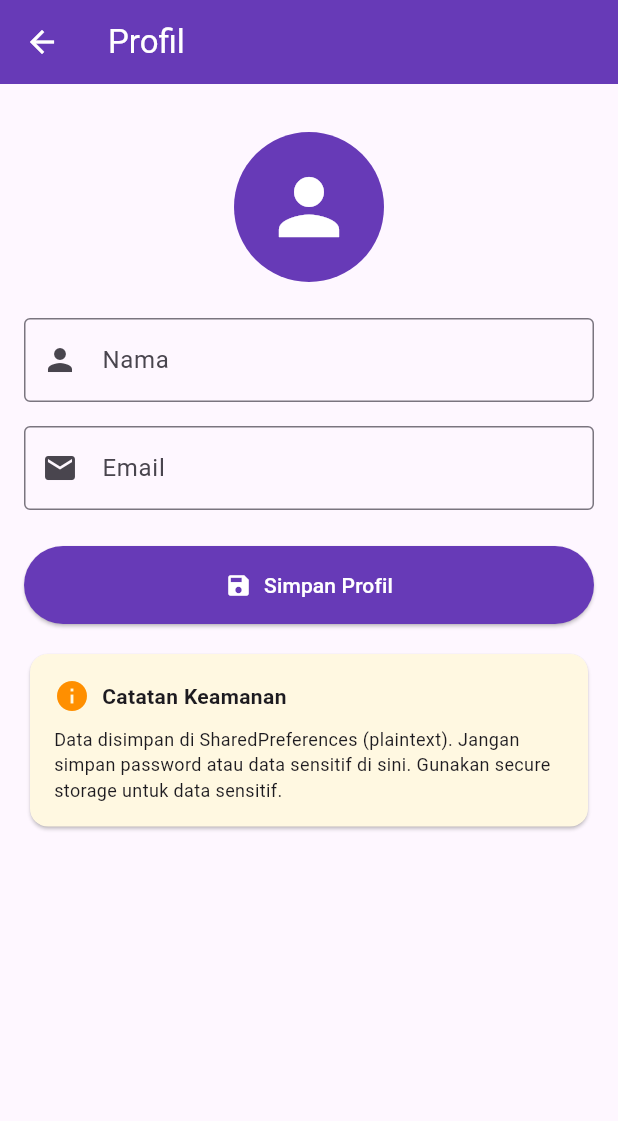
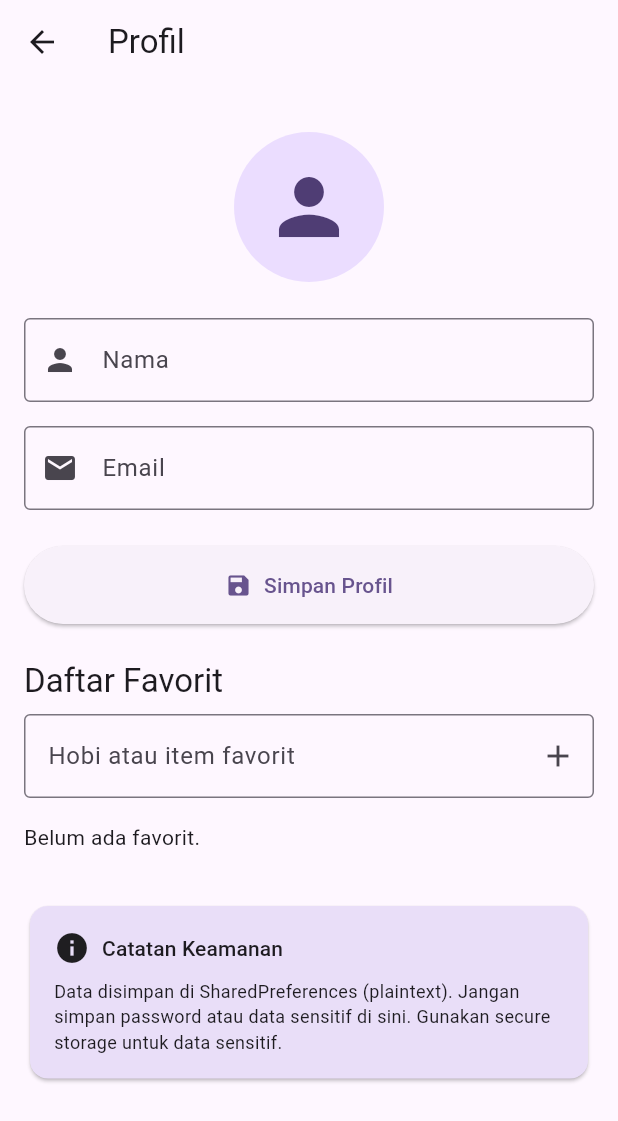
Before and after one commit to EkaFajarRahmadani/state_preferences, a Flutter app: the screen it shows after launch, after a tap on "Login / Daftar", on a phone screen of 412 x 824 dp. Shown: the top 1121 px of the screen. Run offline on Flutter 3.47's test engine with Material 3 defaults, Android fonts, the phone set to English and light mode, and no system bars; our stand-ins replace shared_preferences.

```diff
--- a/lib/main.dart
+++ b/lib/main.dart
@@ -1,4 +1,5 @@
 import 'package:flutter/material.dart';
+import 'package:provider/provider.dart';
 
 import 'providers/user_provider.dart';
 import 'screens/home_screen.dart';
@@ -11,15 +12,26 @@ class MyApp extends StatelessWidget {
   const MyApp({super.key});
   @override
   Widget build(BuildContext context) {
-    return UserProviderWrapper(
-      child: MaterialApp(
+    return ChangeNotifierProvider(
+      create: (_) => UserProvider()..load(),
+      child: Consumer<UserProvider>(
+        builder: (context, provider, _) => MaterialApp(
           title: 'State & Preferences',
           debugShowCheckedModeBanner: false,
           theme: ThemeData(
             colorScheme: ColorScheme.fromSeed(seedColor: Colors.deepPurple),
             useMaterial3: true,
           ),
+          darkTheme: ThemeData(
+            colorScheme: ColorScheme.fromSeed(
+              seedColor: Colors.deepPurple,
+              brightness: Brightness.dark,
+            ),
+            useMaterial3: true,
+          ),
+          themeMode: provider.isDarkMode ? ThemeMode.dark : ThemeMode.light,
           home: const HomeScreen(),
+        ),
       ),
     );
   }
--- a/lib/providers/user_provider.dart
+++ b/lib/providers/user_provider.dart
@@ -1,95 +1,91 @@
-import 'package:flutter/material.dart';
+import 'package:flutter/foundation.dart';
 import 'package:shared_preferences/shared_preferences.dart';
 
 import '../models/user.dart';
 
-class UserProvider extends InheritedWidget {
-  final User user;
-  final Function(User) updateUser;
-  final VoidCallback logout;
-  final bool isLoading;
-  const UserProvider({
-    super.key,
-    required this.user,
-    required this.updateUser,
-    required this.logout,
-    required this.isLoading,
-    required super.child,
-  });
-  static UserProvider of(BuildContext context) {
-    final provider = context.dependOnInheritedWidgetOfExactType<UserProvider>();
-    assert(provider != null, 'UserProvider tidak ditemukan di context');
-    return provider!;
+class UserProvider extends ChangeNotifier {
+  User _user = User(name: '', email: '');
+  bool _isLoading = true;
+  bool _isDarkMode = false;
+  int _visitCount = 0;
+  List<String> _favorites = [];
+
+  User get user => _user;
+  bool get isLoading => _isLoading;
+  bool get isDarkMode => _isDarkMode;
+  int get visitCount => _visitCount;
+  List<String> get favorites => List.unmodifiable(_favorites);
+
+  Future<void> load() async {
+    final prefs = await SharedPreferences.getInstance();
+    final visitCount = (prefs.getInt('visit_count') ?? 0) + 1;
+    await prefs.setInt('visit_count', visitCount);
+
+    _user = User(
+      name: prefs.getString('user_name') ?? '',
+      email: prefs.getString('user_email') ?? '',
+      isLoggedIn: prefs.getBool('is_logged_in') ?? false,
+    );
+    _isDarkMode = prefs.getBool('is_dark_mode') ?? false;
+    _visitCount = visitCount;
+    _favorites = prefs.getStringList('favorites') ?? [];
+    _isLoading = false;
+    notifyListeners();
   }
 
-  @override
-  bool updateShouldNotify(UserProvider oldWidget) {
-    return oldWidget.user != user || oldWidget.isLoading != isLoading;
-  }
-}
-
-// StatefulWidget yang membungkus InheritedWidget
-class UserProviderWrapper extends StatefulWidget {
-  final Widget child;
-  const UserProviderWrapper({super.key, required this.child});
-  @override
-  State<UserProviderWrapper> createState() => _UserProviderWrapperState();
-}
-
-class _UserProviderWrapperState extends State<UserProviderWrapper> {
-  User _user = User(name: '', email: '');
-  bool _isLoading = true;
-  @override
-  void initState() {
-    super.initState();
-    _loadUser();
-  }
-
-  // Memuat data user dari SharedPreferences
-  Future<void> _loadUser() async {
-    final prefs = await SharedPreferences.getInstance();
-    final name = prefs.getString('user_name') ?? '';
-    final email = prefs.getString('user_email') ?? '';
-    final isLoggedIn = prefs.getBool('is_logged_in') ?? false;
-    setState(() {
-      _user = User(name: name, email: email, isLoggedIn: isLoggedIn);
-      _isLoading = false;
-    });
-  }
-
-  // Menyimpan data user ke SharedPreferences
-  Future<void> _updateUser(User newUser) async {
-    setState(() {
+  Future<void> updateUser(User newUser) async {
     _isLoading = true;
-    });
+    notifyListeners();
+    try {
       final prefs = await SharedPreferences.getInstance();
       await prefs.setString('user_name', newUser.name);
       await prefs.setString('user_email', newUser.email);
       await prefs.setBool('is_logged_in', newUser.isLoggedIn);
-    setState(() {
       _user = newUser;
+    } finally {
       _isLoading = false;
-    });
+      notifyListeners();
+    }
   }
 
-  // Logout: hapus data user (kecuali email)
-  Future<void> _logout() async {
+  Future<void> logout() async {
     final prefs = await SharedPreferences.getInstance();
     await prefs.remove('user_name');
     await prefs.setBool('is_logged_in', false);
-    setState(() {
     _user = _user.copyWith(name: '', isLoggedIn: false);
-    });
+    notifyListeners();
   }
 
-  @override
-  Widget build(BuildContext context) {
-    return UserProvider(
-      user: _user,
-      updateUser: _updateUser,
-      logout: _logout,
-      isLoading: _isLoading,
-      child: widget.child,
-    );
+  Future<void> toggleDarkMode() async {
+    final isDarkMode = !_isDarkMode;
+    final prefs = await SharedPreferences.getInstance();
+    await prefs.setBool('is_dark_mode', isDarkMode);
+    _isDarkMode = isDarkMode;
+    notifyListeners();
+  }
+
+  Future<void> addFavorite(String favorite) async {
+    final normalizedFavorite = favorite.trim();
+    if (normalizedFavorite.isEmpty ||
+        _favorites.any(
+          (existing) =>
+              existing.toLowerCase() == normalizedFavorite.toLowerCase(),
+        )) {
+      return;
+    }
+
+    final favorites = [..._favorites, normalizedFavorite];
+    final prefs = await SharedPreferences.getInstance();
+    await prefs.setStringList('favorites', favorites);
+    _favorites = favorites;
+    notifyListeners();
+  }
+
+  Future<void> removeFavorite(String favorite) async {
+    final favorites = _favorites.where((item) => item != favorite).toList();
+    final prefs = await SharedPreferences.getInstance();
+    await prefs.setStringList('favorites', favorites);
+    _favorites = favorites;
+    notifyListeners();
   }
 }
--- a/lib/screens/home_screen.dart
+++ b/lib/screens/home_screen.dart
@@ -1,18 +1,27 @@
 import 'package:flutter/material.dart';
+import 'package:provider/provider.dart';
 
 import '../providers/user_provider.dart';
 import 'profile_screen.dart';
 
 class HomeScreen extends StatelessWidget {
   const HomeScreen({super.key});
+
   @override
   Widget build(BuildContext context) {
-    final provider = UserProvider.of(context);
-    return Scaffold(
+    return Consumer<UserProvider>(
+      builder: (context, provider, _) => Scaffold(
         appBar: AppBar(
           title: const Text('Home'),
-        backgroundColor: Colors.deepPurple,
-        foregroundColor: Colors.white,
+          actions: [
+            IconButton(
+              icon: Icon(
+                provider.isDarkMode ? Icons.light_mode : Icons.dark_mode,
+              ),
+              tooltip: provider.isDarkMode ? 'Mode terang' : 'Mode gelap',
+              onPressed: provider.toggleDarkMode,
+            ),
+          ],
         ),
         body: provider.isLoading
             ? const Center(child: CircularProgressIndicator())
@@ -22,7 +31,7 @@ class HomeScreen extends StatelessWidget {
                   child: Column(
                     mainAxisAlignment: MainAxisAlignment.center,
                     children: [
-                    const Icon(Icons.home, size: 80, color: Colors.deepPurple),
+                      const Icon(Icons.home, size: 80),
                       const SizedBox(height: 24),
                       Text(
                         provider.user.isLoggedIn
@@ -34,15 +43,8 @@ class HomeScreen extends StatelessWidget {
                         ),
                         textAlign: TextAlign.center,
                       ),
-                    const SizedBox(height: 16),
-                    if (provider.user.isLoggedIn) ...[
-                      Text(
-                        'Email: ${provider.user.email}',
-                        style: const TextStyle(
-                          fontSize: 14,
-                          color: Colors.grey,
-                        ),
-                      ),
+                      const SizedBox(height: 12),
+                      Text('Aplikasi telah dibuka ${provider.visitCount} kali'),
                       const SizedBox(height: 24),
                       ElevatedButton.icon(
                         onPressed: () {
@@ -53,24 +55,19 @@ class HomeScreen extends StatelessWidget {
                             ),
                           );
                         },
-                        icon: const Icon(Icons.person),
-                        label: const Text('Lihat Profil'),
+                        icon: Icon(
+                          provider.user.isLoggedIn
+                              ? Icons.person
+                              : Icons.login,
                         ),
-                    ] else ...[
-                      ElevatedButton.icon(
-                        onPressed: () {
-                          Navigator.push(
-                            context,
-                            MaterialPageRoute(
-                              builder: (context) => const ProfileScreen(),
+                        label: Text(
+                          provider.user.isLoggedIn
+                              ? 'Lihat Profil'
+                              : 'Login / Daftar',
                         ),
-                          );
-                        },
-                        icon: const Icon(Icons.login),
-                        label: const Text('Login / Daftar'),
                       ),
                     ],
-                  ],
+                  ),
                 ),
               ),
       ),
--- a/lib/screens/profile_screen.dart
+++ b/lib/screens/profile_screen.dart
@@ -1,51 +1,91 @@
 import 'package:flutter/material.dart';
+import 'package:provider/provider.dart';
+import 'package:shared_preferences/shared_preferences.dart';
 
 import '../providers/user_provider.dart';
 
 class ProfileScreen extends StatefulWidget {
   const ProfileScreen({super.key});
+
   @override
   State<ProfileScreen> createState() => _ProfileScreenState();
 }
 
 class _ProfileScreenState extends State<ProfileScreen> {
   final _formKey = GlobalKey<FormState>();
-  late TextEditingController _nameController;
-  late TextEditingController _emailController;
+  final _nameController = TextEditingController();
+  final _emailController = TextEditingController();
+  final _favoriteController = TextEditingController();
   bool _controllersInitialized = false;
+
   @override
   void didChangeDependencies() {
     super.didChangeDependencies();
-    if (_controllersInitialized) return;
-    final provider = UserProvider.of(context);
-    _nameController = TextEditingController(text: provider.user.name);
-    _emailController = TextEditingController(text: provider.user.email);
-    _controllersInitialized = true;
+    final provider = context.read<UserProvider>();
+    if (!_controllersInitialized && !provider.isLoading) {
+      _nameController.text = provider.user.name;
+      _emailController.text = provider.user.email;
+      _controllersInitialized = true;
+    }
   }
 
   @override
   void dispose() {
     _nameController.dispose();
     _emailController.dispose();
+    _favoriteController.dispose();
     super.dispose();
   }
 
-  void _saveProfile() {
-    if (_formKey.currentState!.validate()) {
-      final provider = UserProvider.of(context);
-      final updatedUser = provider.user.copyWith(
-        name: _nameController.text.trim(),
-        email: _emailController.text.trim(),
-        isLoggedIn: true,
-      );
-      provider.updateUser(updatedUser);
-      ScaffoldMessenger.of(context).showSnackBar(
-        const SnackBar(
-          content: Text('Profil berhasil disimpan'),
-          backgroundColor: Colors.green,
-        ),
-      );
+  Future<void> _saveProfile() async {
+    if (_formKey.currentState?.validate() != true) return;
+
+    final provider = context.read<UserProvider>();
+    final name = _nameController.text.trim();
+    final email = _emailController.text.trim();
+    final prefs = await SharedPreferences.getInstance();
+    final savedEmail = prefs.getString('user_email')?.trim();
+    final isCurrentUserEmail = provider.user.isLoggedIn &&
+        savedEmail?.toLowerCase() == provider.user.email.toLowerCase();
+    if (savedEmail != null &&
+        savedEmail.isNotEmpty &&
+        savedEmail.toLowerCase() == email.toLowerCase() &&
+        !isCurrentUserEmail) {
+      _showMessage('Email sudah digunakan', isError: true);
+      return;
     }
+
+    await provider.updateUser(
+      provider.user.copyWith(name: name, email: email, isLoggedIn: true),
+    );
+    if (mounted) _showMessage('Profil berhasil disimpan');
+  }
+
+  Future<void> _addFavorite() async {
+    final favorite = _favoriteController.text.trim();
+    if (favorite.isEmpty) {
+      _showMessage('Favorit tidak boleh kosong', isError: true);
+      return;
+    }
+    final provider = context.read<UserProvider>();
+    if (provider.favorites.any(
+      (item) => item.toLowerCase() == favorite.toLowerCase(),
+    )) {
+      _showMessage('Favorit sudah ada', isError: true);
+      return;
+    }
+
+    await provider.addFavorite(favorite);
+    if (mounted) _favoriteController.clear();
+  }
+
+  void _showMessage(String message, {bool isError = false}) {
+    ScaffoldMessenger.of(context).showSnackBar(
+      SnackBar(
+        content: Text(message),
+        backgroundColor: isError ? Theme.of(context).colorScheme.error : null,
+      ),
+    );
   }
 
   void _logout() {
@@ -62,10 +102,10 @@ class _ProfileScreenState extends State<ProfileScreen> {
           TextButton(
             onPressed: () {
               Navigator.pop(context);
-              UserProvider.of(context).logout();
+              context.read<UserProvider>().logout();
               Navigator.pop(context);
             },
-            child: const Text('Logout', style: TextStyle(color: Colors.red)),
+            child: const Text('Logout'),
           ),
         ],
       ),
@@ -74,12 +114,10 @@ class _ProfileScreenState extends State<ProfileScreen> {
 
   @override
   Widget build(BuildContext context) {
-    final provider = UserProvider.of(context);
+    final provider = context.watch<UserProvider>();
     return Scaffold(
       appBar: AppBar(
         title: const Text('Profil'),
-        backgroundColor: Colors.deepPurple,
-        foregroundColor: Colors.white,
         actions: [
           if (provider.user.isLoggedIn)
             IconButton(
@@ -102,12 +140,7 @@ class _ProfileScreenState extends State<ProfileScreen> {
                       const SizedBox(height: 16),
                       const CircleAvatar(
                         radius: 50,
-                        backgroundColor: Colors.deepPurple,
-                        child: Icon(
-                          Icons.person,
-                          size: 60,
-                          color: Colors.white,
-                        ),
+                        child: Icon(Icons.person, size: 60),
                       ),
                       const SizedBox(height: 24),
                       TextFormField(
@@ -120,6 +153,9 @@ class _ProfileScreenState extends State<ProfileScreen> {
                         validator: (value) {
                           if (value == null || value.trim().isEmpty) {
                             return 'Nama tidak boleh kosong';
+                          }
+                          if (RegExp(r'[<>]').hasMatch(value)) {
+                            return 'Nama tidak boleh mengandung karakter < atau >';
                           }
                           return null;
                         },
@@ -137,7 +173,7 @@ class _ProfileScreenState extends State<ProfileScreen> {
                           if (value == null || value.trim().isEmpty) {
                             return 'Email tidak boleh kosong';
                           }
-                          final emailRegex = RegExp(r'^[^@]+@[^@]+\.[^@]+');
+                          final emailRegex = RegExp(r'^[^@]+@[^@]+\.[^@]+$');
                           if (!emailRegex.hasMatch(value.trim())) {
                             return 'Format email tidak valid';
                           }
@@ -150,14 +186,50 @@ class _ProfileScreenState extends State<ProfileScreen> {
                         icon: const Icon(Icons.save),
                         label: const Text('Simpan Profil'),
                         style: ElevatedButton.styleFrom(
-                          backgroundColor: Colors.deepPurple,
-                          foregroundColor: Colors.white,
                           padding: const EdgeInsets.symmetric(vertical: 16),
                         ),
                       ),
+                      const SizedBox(height: 24),
+                      Text(
+                        'Daftar Favorit',
+                        style: Theme.of(context).textTheme.titleLarge,
+                      ),
+                      const SizedBox(height: 8),
+                      TextField(
+                        key: const ValueKey('favorite-input'),
+                        controller: _favoriteController,
+                        decoration: InputDecoration(
+                          labelText: 'Hobi atau item favorit',
+                          border: const OutlineInputBorder(),
+                          suffixIcon: IconButton(
+                            icon: const Icon(Icons.add),
+                            tooltip: 'Tambah favorit',
+                            onPressed: _addFavorite,
+                          ),
+                        ),
+                        onSubmitted: (_) => _addFavorite(),
+                      ),
+                      if (provider.favorites.isEmpty)
+                        const Padding(
+                          padding: EdgeInsets.symmetric(vertical: 16),
+                          child: Text('Belum ada favorit.'),
+                        )
+                      else
+                        ...provider.favorites.map(
+                          (favorite) => ListTile(
+                            contentPadding: EdgeInsets.zero,
+                            title: Text(favorite),
+                            trailing: IconButton(
+                              icon: const Icon(Icons.delete_outline),
+                              tooltip: 'Hapus $favorite',
+                              onPressed: () =>
+                                  provider.removeFavorite(favorite),
+                            ),
+                          ),
+                        ),
                       const SizedBox(height: 16),
                       Card(
-                        color: Colors.amber[50],
+                        color: Theme.of(context).colorScheme.secondaryContainer,
                         child: Padding(
                           padding: const EdgeInsets.all(16.0),
                           child: Column(
@@ -165,13 +237,13 @@ class _ProfileScreenState extends State<ProfileScreen> {
                             children: [
                               Row(
                                 children: [
-                                  Icon(Icons.info, color: Colors.amber[800]),
+                                  const Icon(Icons.info),
                                   const SizedBox(width: 8),
-                                  const Text(
+                                  Text(
                                     'Catatan Keamanan',
-                                    style: TextStyle(
-                                      fontWeight: FontWeight.bold,
-                                    ),
+                                    style: Theme.of(context)
+                                        .textTheme
+                                        .titleSmall,
                                   ),
                                 ],
                               ),
--- a/pubspec.yaml
+++ b/pubspec.yaml
@@ -36,6 +36,7 @@ dependencies:
   # The following adds the Cupertino Icons font to your application.
   # Use with the CupertinoIcons class for iOS style icons.
   cupertino_icons: ^1.0.8
+  provider: ^6.1.5+1
 
 dev_dependencies:
   flutter_test:
```
Also changed, not shown: pubspec.lock, 2 other files. Lines whose indentation alone changed are shown as unchanged.
